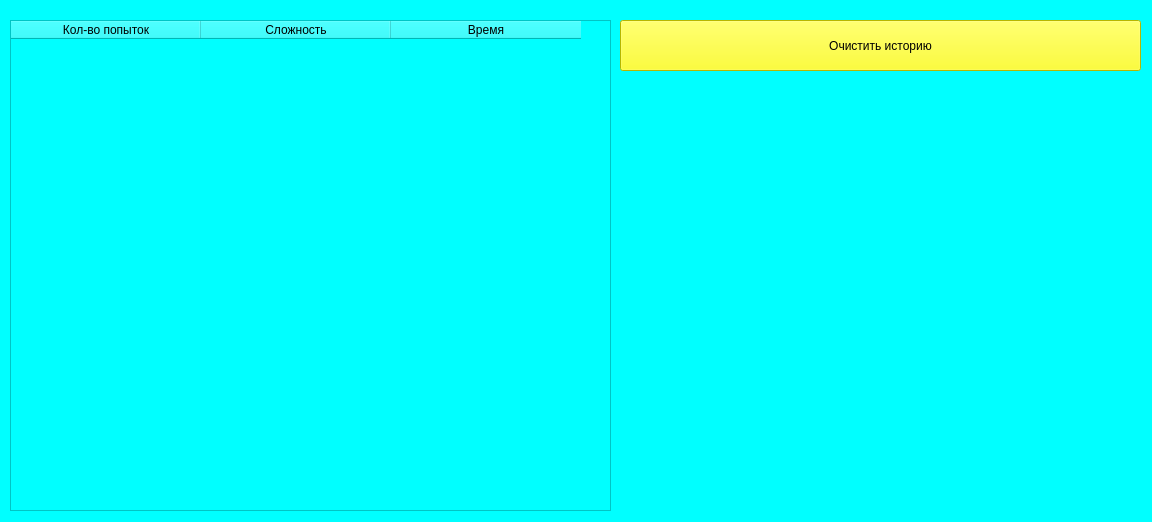
The window that History.ui (AjDx1228/Bulls-and-cows) describes before a commit, drawn with Qt 5.
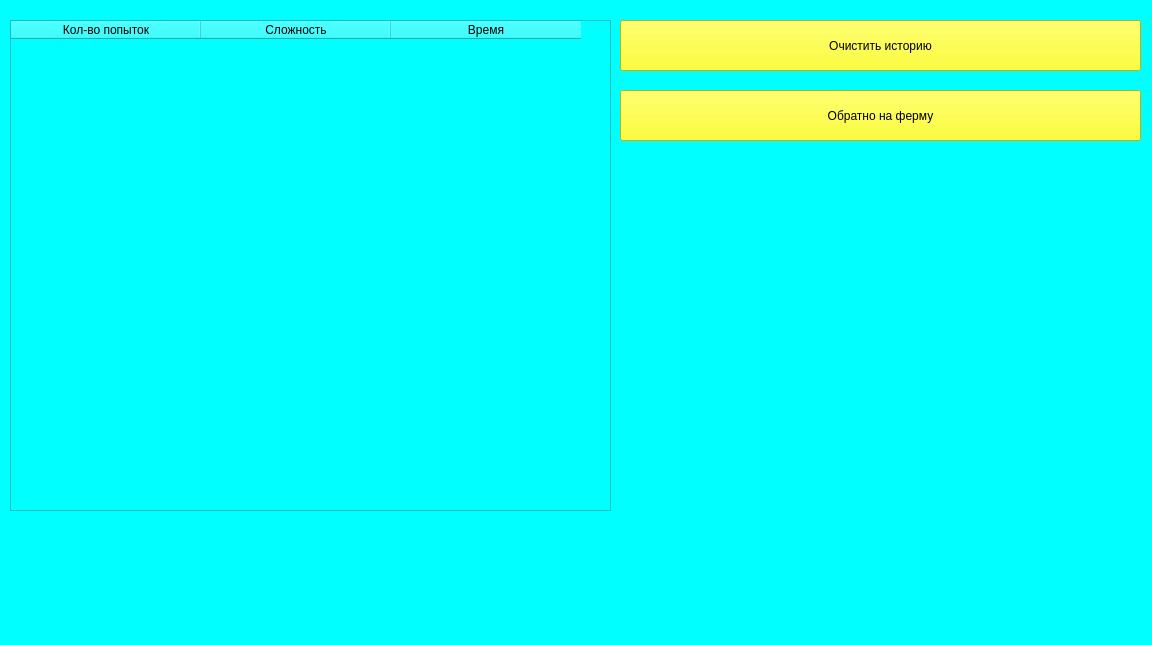
The same window after the commit.

Commit message: add buttons for navigation

What changed in the file:
```diff
--- a/History.ui
+++ b/History.ui
@@ -7,7 +7,7 @@
     <x>0</x>
     <y>0</y>
     <width>1152</width>
-    <height>522</height>
+    <height>645</height>
    </rect>
   </property>
   <property name="windowTitle">
@@ -66,6 +66,23 @@
     <string>Очистить историю</string>
    </property>
   </widget>
+  <widget class="QPushButton" name="back_to_farm">
+   <property name="geometry">
+    <rect>
+     <x>620</x>
+     <y>90</y>
+     <width>521</width>
+     <height>51</height>
+    </rect>
+   </property>
+   <property name="styleSheet">
+    <string notr="true">font: 16pt &quot;Comic Sans MS&quot;;
+background-color: rgb(255, 255, 0);</string>
+   </property>
+   <property name="text">
+    <string>Обратно на ферму</string>
+   </property>
+  </widget>
  </widget>
  <resources/>
  <connections/>
```
The commit also changes 13 other files.
